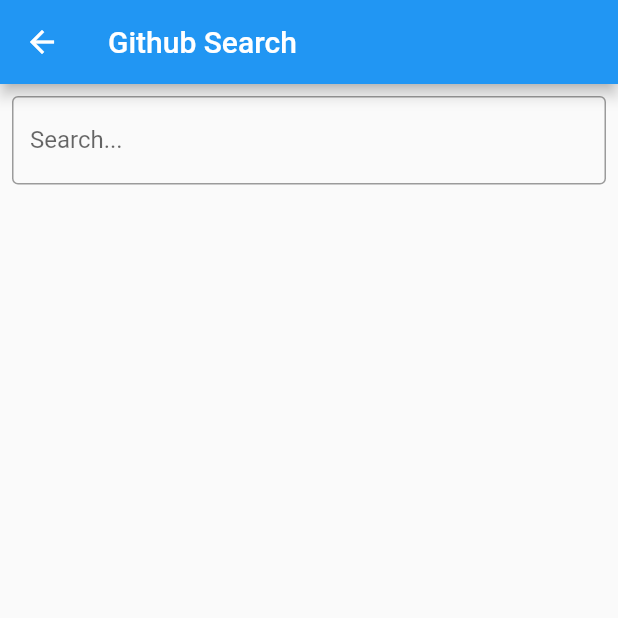
After one commit to thasciano/github_search, a Flutter app: the SearchPage screen opened directly, on a phone screen of 412 x 824 dp, the top half of it. The commit adds this screen. Run offline on Flutter 3.47's test engine with Material 2 defaults, Android fonts, the phone set to English and light mode, and no system bars; our stand-ins replace bloc, dartz, dio, flutter_modular.

Commit message:
presenter pt 1

```diff
--- /dev/null
+++ b/lib/app_widget.dart
@@ -0,0 +1,19 @@
+import 'package:flutter/material.dart';
+import 'package:flutter_modular/flutter_modular.dart';
+
+class AppWidget extends StatelessWidget {
+  @override
+  Widget build(BuildContext context) {
+    return MaterialApp(
+      navigatorKey: Modular.navigatorKey,
+      title: 'Flutter Demo',
+      theme: ThemeData(
+        primarySwatch: Colors.blue,
+        visualDensity: VisualDensity.adaptivePlatformDensity,
+      ),
+      home: Container(),
+      initialRoute: Modular.initialRoute,
+      onGenerateRoute: Modular.generateRoute,
+    );
+  }
+}
--- a/lib/main.dart
+++ b/lib/main.dart
@@ -1,20 +1,7 @@
 import 'package:flutter/material.dart';
+import 'package:flutter_modular/flutter_modular.dart';
+import 'package:github_search/app_module.dart';
 
 void main() {
-  runApp(MyApp());
+  runApp(ModularApp(module: AppModule()));
 }
-
-class MyApp extends StatelessWidget {
-  @override
-  Widget build(BuildContext context) {
-    return MaterialApp(
-      title: 'Flutter Demo',
-      theme: ThemeData(
-             primarySwatch: Colors.blue,
-
-        visualDensity: VisualDensity.adaptivePlatformDensity,
-      ),
-      home: Container(),
-    );
-  }
-}
--- /dev/null
+++ b/lib/modules/search/presenter/search/search_page.dart
@@ -0,0 +1,33 @@
+import 'package:flutter/material.dart';
+
+class SearchPage extends StatefulWidget {
+  SearchPage({Key key}) : super(key: key);
+
+  @override
+  _SearchPageState createState() => _SearchPageState();
+}
+
+class _SearchPageState extends State<SearchPage> {
+  @override
+  Widget build(BuildContext context) {
+    return Scaffold(
+      appBar: AppBar(
+        title: Text('Github Search'),
+      ),
+      body: Column(
+        children: [
+          Padding(
+            padding: const EdgeInsets.all(8.0),
+            child: TextField(
+              decoration: InputDecoration(
+                  border: OutlineInputBorder(), labelText: 'Search...'),
+            ),
+          ),
+          Expanded(child: ListView.builder(itemBuilder: (_, id) {
+            return ListTile();
+          }))
+        ],
+      ),
+    );
+  }
+}
--- a/pubspec.yaml
+++ b/pubspec.yaml
@@ -21,6 +21,8 @@ environment:
   sdk: ">=2.7.0 <3.0.0"
 
 dependencies:
+  bloc: ^6.1.1
+  flutter_modular: ^2.0.1
   dio: ^3.0.10
   dartz:
   flutter:
```
Also changed, not shown: lib/app_module.dart (added, +26 -0 lines), lib/modules/search/presenter/search/search_bloc.dart (added, +17 -0 lines), lib/modules/search/presenter/search/states/state.dart (added, +20 -0 lines), pubspec.lock, 3 other files.
